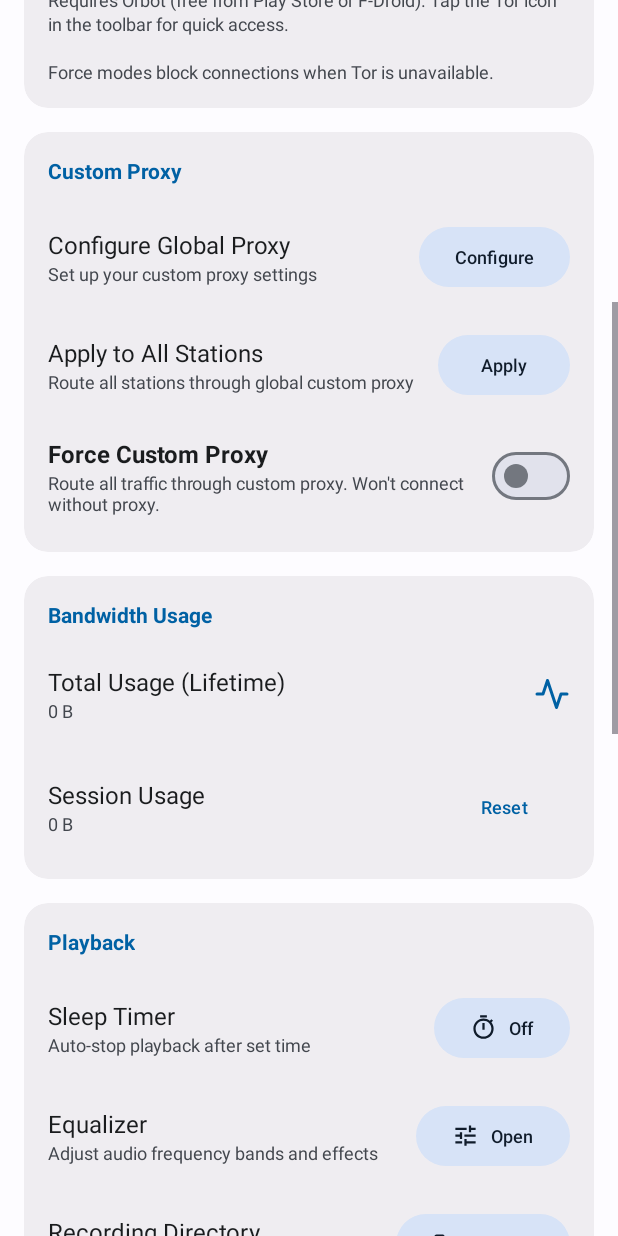
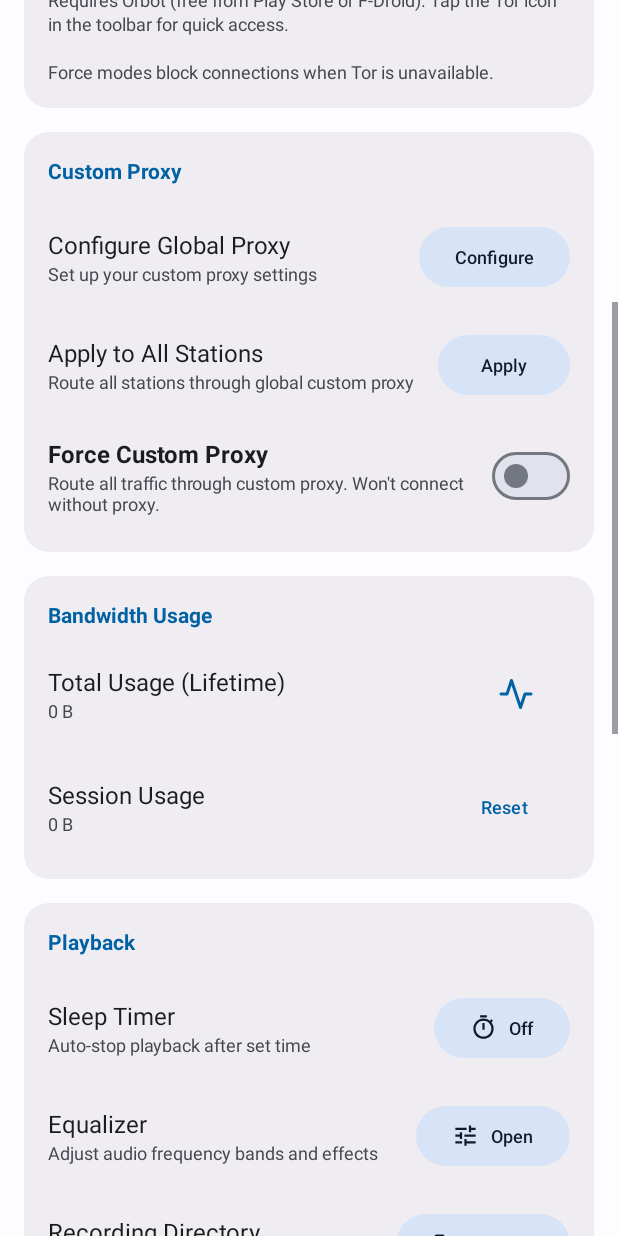
Before and after one commit to deutsia/deutsia-radio, an Android app: the fragment SettingsFragment shown on its own in the app's theme, scrolled down 576 dp, on a phone screen of 412 x 824 dp. Run offline under Robolectric (Android 15) with nearby library versions, the phone set to English and light mode, and no system bars; our stand-ins replace Room's generated code; 2 statements that could not run were skipped.

Commit message:
Center bandwidth icon over reset button
Wrapped the bandwidth icon in a FrameLayout with minWidth to match the
Reset button width, and centered the icon within the FrameLayout using
layout_gravity. This ensures the icon is horizontally centered over the
Reset button below it.

```diff
--- a/app/src/main/res/layout/fragment_settings.xml
+++ b/app/src/main/res/layout/fragment_settings.xml
@@ -607,13 +607,21 @@
 
                     </LinearLayout>
 
+                    <FrameLayout
+                        android:layout_width="wrap_content"
+                        android:layout_height="wrap_content"
+                        android:minWidth="72dp">
+
                         <ImageView
+                            android:id="@+id/ic_bandwidth"
                             android:layout_width="24dp"
                             android:layout_height="24dp"
-                        android:layout_marginStart="8dp"
+                            android:layout_gravity="center"
                             android:src="@drawable/ic_bandwidth"
                             android:contentDescription="Bandwidth icon"
                             app:tint="?attr/colorPrimary" />
+
+                    </FrameLayout>
 
                 </LinearLayout>
 
```
Lines whose indentation alone changed are shown as unchanged.
